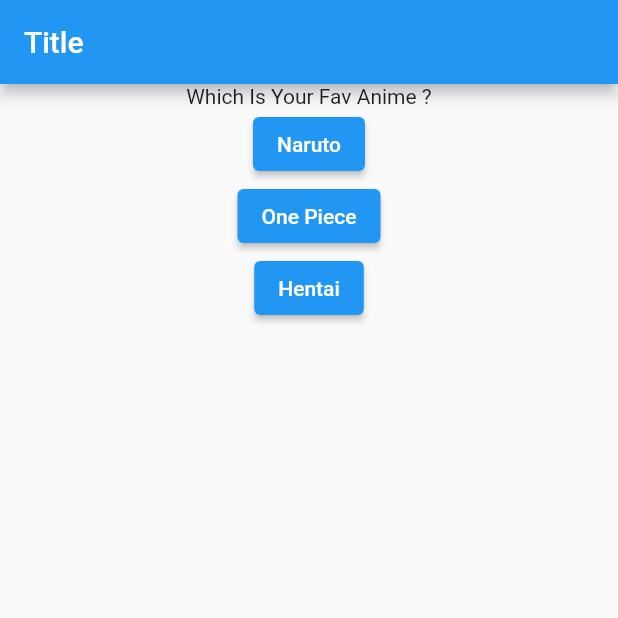
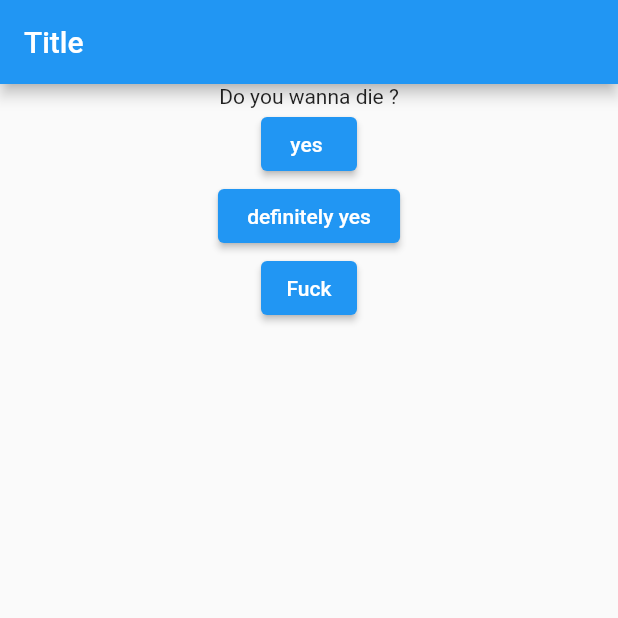
Before and after one commit to NileshTelang/FlutterLearning, a Flutter app: the screen it shows after launch, after a tap on "Naruto", on a phone screen of 412 x 824 dp, the top half of it. Run offline on Flutter 3.47's test engine with Material 2 defaults, Android fonts, the phone set to English and light mode, and no system bars.

Commit message:
qna Commit

```diff
--- a/lib/main.dart
+++ b/lib/main.dart
@@ -4,13 +4,35 @@ void main() {
   runApp(MyApp());
 }
 
-class MyApp extends StatelessWidget {
-  void corc() {
-    print('F U ');
+class MyApp extends StatefulWidget {
+  @override
+  State<StatefulWidget> createState() {
+    // TODO: implement createState
+    return _MyAppState();
+  }
+}
+
+class _MyAppState extends State<MyApp> {
+  var _qindex = 0, _aindex = 0;
+  void _corc() {
+    setState(() {
+      _qindex = _qindex + 1;
+      _aindex = 3;
+    });
+    print(_qindex + _aindex);
   }
 
   @override
   Widget build(BuildContext context) {
+    var questions = ['What\'s your fave anime ? ', 'Do you wanna die ?'];
+    var answers = [
+      'Naruto ',
+      ' One Piece ',
+      ' Hentai',
+      'yes ',
+      ' definitely yes ',
+      'Fuck'
+    ];
     // TODO: implement build
     return MaterialApp(
       home: Scaffold(
@@ -21,20 +43,20 @@ class MyApp extends StatelessWidget {
           child: Container(
             child: Column(
               children: [
-                Text('Which Is Your Fav Anime ?'),
+                Text(questions[_qindex]),
                 ElevatedButton(
-                  onPressed: corc,
-                  child: Text('Naruto'),
+                  onPressed: _corc,
+                  child: Text(answers[_aindex]),
                 ),
                 ElevatedButton(
                   onPressed: () => print('F U 2'),
-                  child: Text('One Piece'),
+                  child: Text(answers[_aindex + 1]),
                 ),
                 ElevatedButton(
                   onPressed: () {
                     print('F U 3');
                   },
-                  child: Text('Hentai'),
+                  child: Text(answers[_aindex + 2]),
                 ),
               ],
             ),
```
